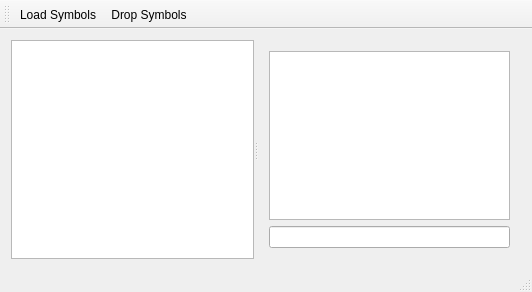
The window that symbolbook.ui (giubacc/symbolbook) describes before a commit, drawn with Qt 5.
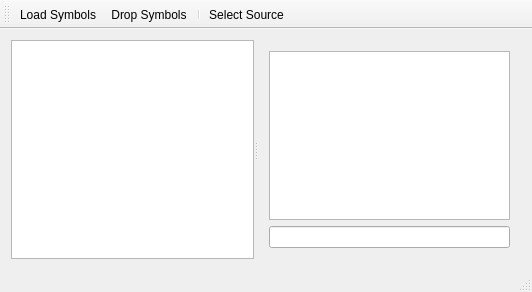
The same window after the commit. Icons and pictures are not drawn. Custom widgets are drawn as their Qt base class.

Diff of the .ui file:
```diff
--- a/symbolbook.ui
+++ b/symbolbook.ui
@@ -97,6 +97,8 @@
    </attribute>
    <addaction name="actionLoad_Symbols"/>
    <addaction name="actionDrop_Symbols"/>
+   <addaction name="separator"/>
+   <addaction name="actionSelect_Source"/>
   </widget>
   <widget class="QStatusBar" name="statusBar"/>
   <action name="actionLoad_Symbols">
@@ -120,6 +122,18 @@
     <string>Drop Symbols</string>
    </property>
   </action>
+  <action name="actionSelect_Source">
+   <property name="icon">
+    <iconset resource="symbk.qrc">
+     <normaloff>:/icons/md-magnet.svg</normaloff>:/icons/md-magnet.svg</iconset>
+   </property>
+   <property name="text">
+    <string>Select Source</string>
+   </property>
+   <property name="toolTip">
+    <string>Select Source</string>
+   </property>
+  </action>
  </widget>
  <layoutdefault spacing="6" margin="11"/>
  <customwidgets>
```
